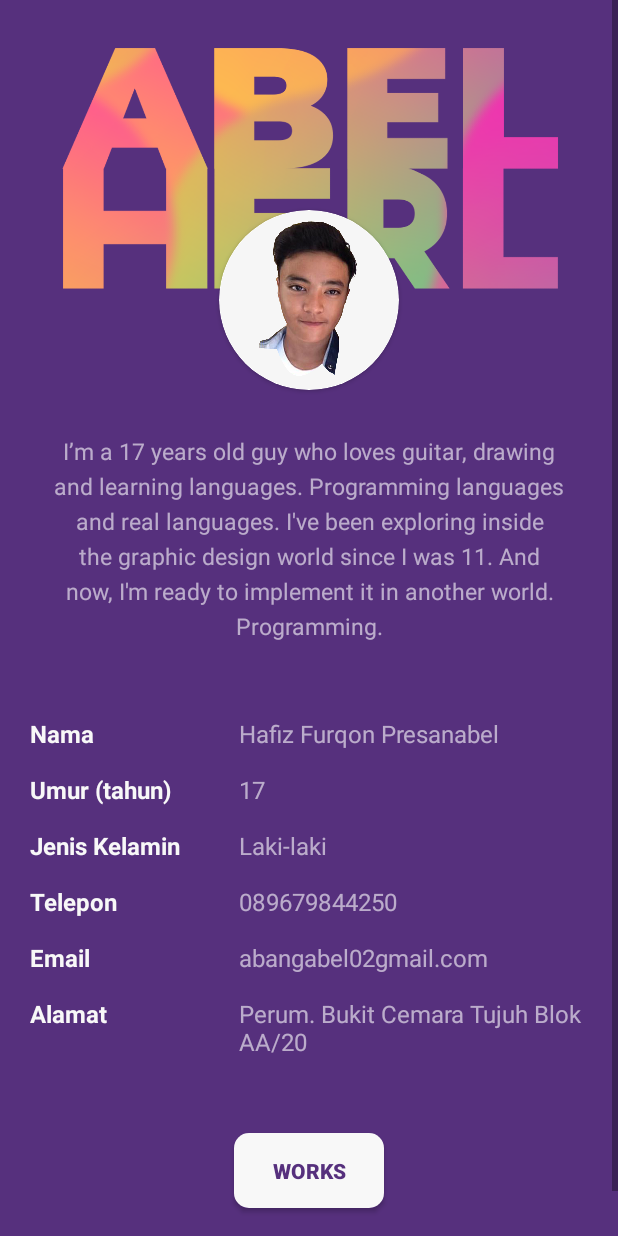
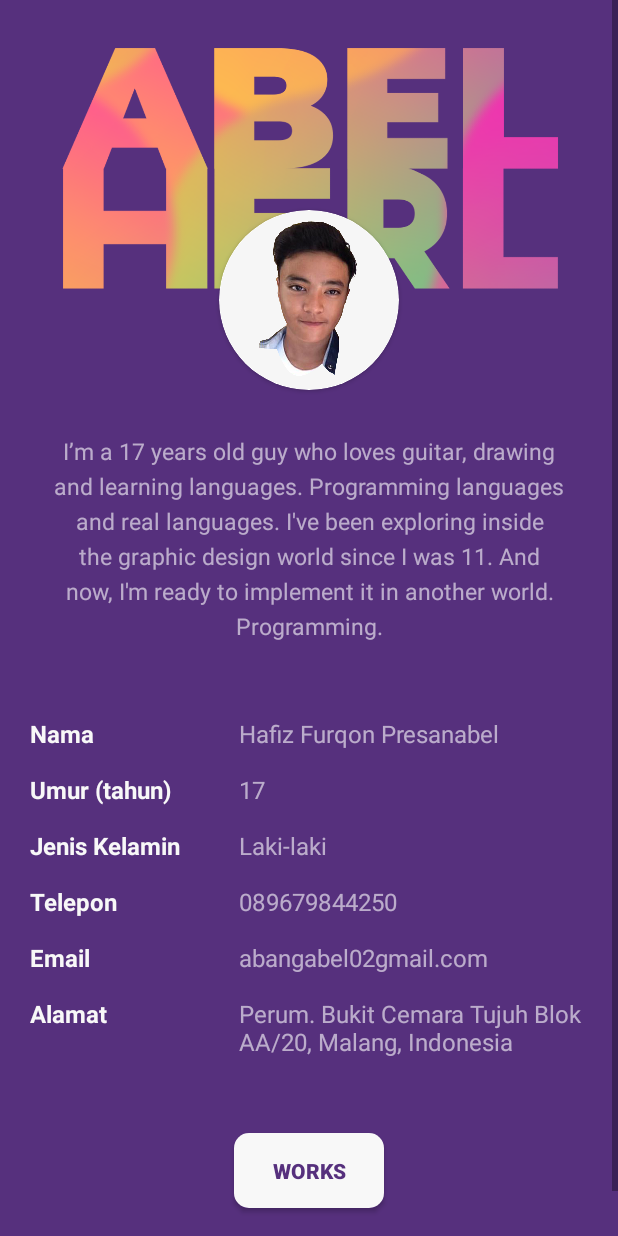
Before and after one commit to abelherl/smkc-bio, an Android app: the AboutActivity screen opened directly, with no data from a screen before it, on a phone screen of 412 x 824 dp. Run offline under Robolectric (Android 15) with nearby library versions, the phone set to English and light mode, and no system bars.

Commit message:
Bug fixes

```diff
--- a/app/src/main/res/layout/activity_about.xml
+++ b/app/src/main/res/layout/activity_about.xml
@@ -229,7 +229,7 @@
                 android:textSize="16sp"
                 android:textColor="@color/hint"
                 android:layout_marginStart="15dp"
-                android:text="Perum. Bukit Cemara Tujuh Blok AA/20"
+                android:text="Perum. Bukit Cemara Tujuh Blok AA/20, Malang, Indonesia"
                 />
 
         </LinearLayout>
```
